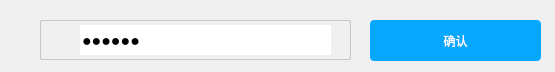
Old version of the form src/disk_client_gui/file_password.ui in the repository 1727370054/OrionLink.
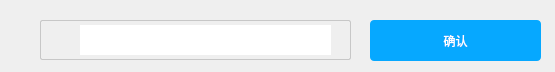
New version of the form. Icons and pictures are not drawn.

What changed in the file:
```diff
--- a/src/disk_client_gui/file_password.ui
+++ b/src/disk_client_gui/file_password.ui
@@ -69,7 +69,7 @@
      <string notr="true">font: 12pt</string>
     </property>
     <property name="text">
-     <string>123456</string>
+     <string/>
     </property>
     <property name="frame">
      <bool>false</bool>
```
